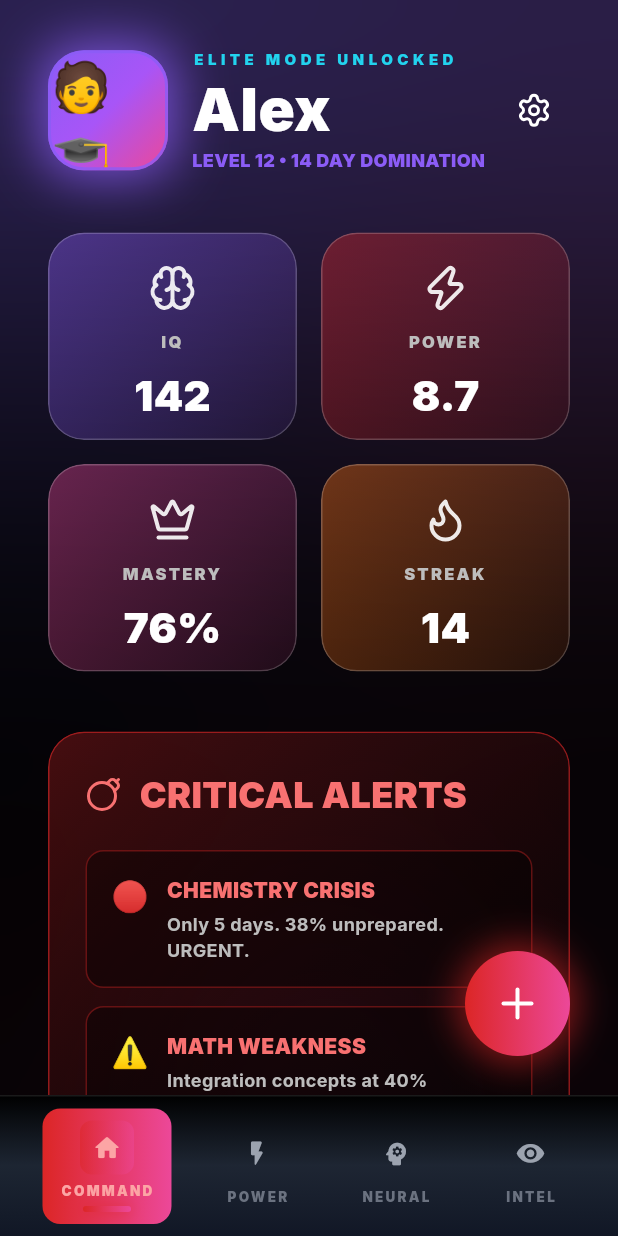
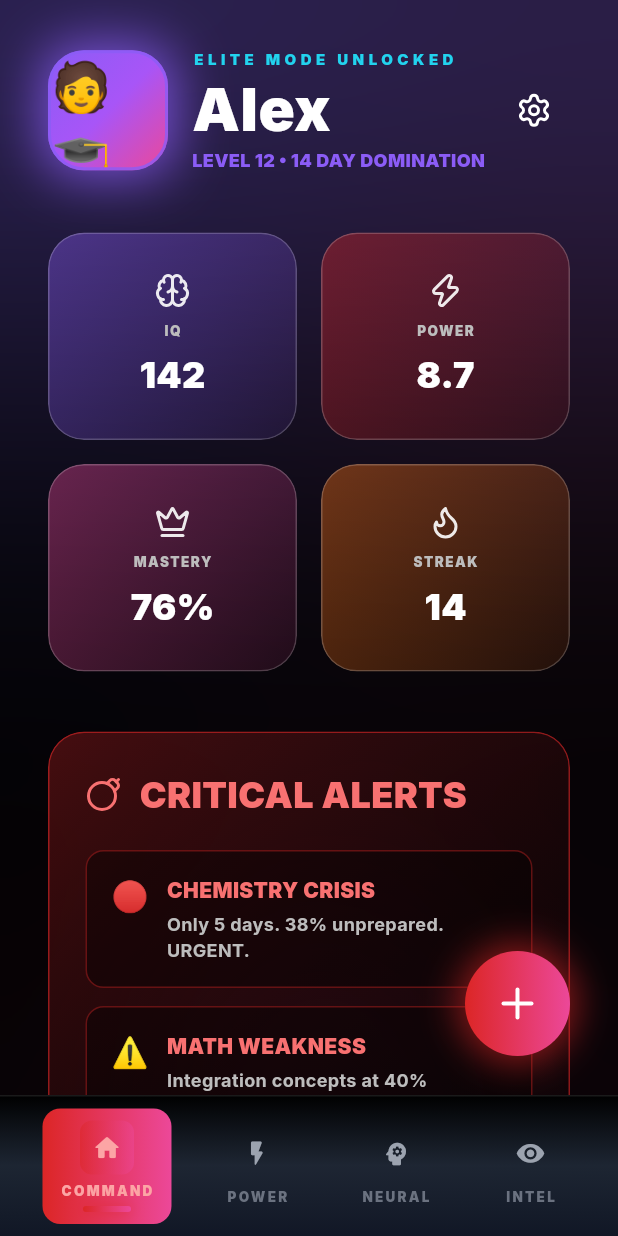
Before and after one commit to stossthegreat/cerabellumos, a Flutter app: the screen it shows after launch, after a tap on "CONTINUE", after a tap on "SKIP", on a phone screen of 412 x 824 dp. Run offline on Flutter 3.47's test engine with Material 3 defaults, Android fonts, the phone set to English and light mode, and no system bars; our stand-ins replace flutter_animate, google_fonts, lucide_icons, shared_preferences.

Commit message:
Fix all UI issues across tabs
FIXES:
1. Power stat cards on home tab:
   - Reduced padding from 20 to 16
   - Shrunk icon from 32 to 24
   - Reduced label font from 11 to 9
   - Reduced value font from 28 to 24
   - Reduced all spacing (12->8, 8->6)
   - Added FittedBox to label for better scaling

2. Create habit dialog:
   - Added maxHeight constraint (700px)
   - Wrapped form in SingleChildScrollView
   - Now fully scrollable - can reach complete button

3. Power tab - MAJOR REDESIGN:
   - Changed from 2x2 grid to 4 full-width rectangle cards
   - Each card is 140px tall, one per row
   - Beautiful long descriptions for each tool
   - Emoji + icon in left container (80x80)
   - Shimmer animation on hover
   - Chevron arrow on right
   - Removed duplicate photo scanner card
   - Features:
     * AI Scanner: Camera scanning with instant solutions
     * Flashcard Turbo: Swipe cards with spaced repetition
     * Video Mastery: Upload videos for AI extraction
     * Deep Dive: Interactive knowledge trees

4. Neural tab send button:
   - Added TextEditingController
   - Send button now functional (shows snackbar)
   - Can also submit with Enter key
   - Clears input after sending
   - Shows sent message in snackbar

```diff
--- a/lib/tabs/canvas_tab.dart
+++ b/lib/tabs/canvas_tab.dart
@@ -16,6 +16,13 @@ class CanvasTab extends StatefulWidget {
 
 class _CanvasTabState extends State<CanvasTab> {
   bool _sidebarOpen = false;
+  final TextEditingController _inputController = TextEditingController();
+
+  @override
+  void dispose() {
+    _inputController.dispose();
+    super.dispose();
+  }
 
   @override
   Widget build(BuildContext context) {
@@ -512,6 +519,7 @@ class _CanvasTabState extends State<CanvasTab> {
             const SizedBox(width: 12),
             Expanded(
               child: TextField(
+                controller: _inputController,
                 style: const TextStyle(
                   color: Colors.white,
                   fontWeight: FontWeight.w700,
@@ -548,12 +556,32 @@ class _CanvasTabState extends State<CanvasTab> {
                   ),
                   contentPadding: const EdgeInsets.symmetric(horizontal: 20, vertical: 16),
                 ),
+                onSubmitted: (value) {
+                  if (value.trim().isNotEmpty) {
+                    ScaffoldMessenger.of(context).showSnackBar(
+                      SnackBar(
+                        content: Text('Sent: $value'),
+                        backgroundColor: const Color(0xFF8B5CF6),
+                      ),
+                    );
+                    _inputController.clear();
+                  }
+                },
               ),
             ),
             const SizedBox(width: 12),
             GestureDetector(
               onTap: () {
-                // TODO: Implement send
+                final text = _inputController.text.trim();
+                if (text.isNotEmpty) {
+                  ScaffoldMessenger.of(context).showSnackBar(
+                    SnackBar(
+                      content: Text('Sent: $text'),
+                      backgroundColor: const Color(0xFF8B5CF6),
+                    ),
+                  );
+                  _inputController.clear();
+                }
               },
               child: Container(
                 padding: const EdgeInsets.all(12),
--- a/lib/tabs/study_tab.dart
+++ b/lib/tabs/study_tab.dart
@@ -38,9 +38,7 @@ class StudyTab extends StatelessWidget {
                   children: [
                     _buildHeader(context),
                     const SizedBox(height: 40),
-                    _buildPowerToolsGrid(context),
-                    const SizedBox(height: 32),
-                    _buildInstantPhotoSolve(context),
+                    _buildPowerToolsList(context),
                     const SizedBox(height: 100),
                   ],
                 ),
@@ -96,53 +94,50 @@ class StudyTab extends StatelessWidget {
     );
   }
 
-  Widget _buildPowerToolsGrid(BuildContext context) {
+  Widget _buildPowerToolsList(BuildContext context) {
     final tools = [
       {
         'name': 'AI SCANNER',
-        'desc': 'INSTANT ANSWERS',
+        'desc': 'Point your camera at any problem and get instant step-by-step solutions powered by elite AI',
         'icon': LucideIcons.scanLine,
         'colors': [const Color(0xFF8B5CF6), const Color(0xFF6D28D9)],
         'screen': const AIScannerScreen(),
+        'emoji': '📸',
       },
       {
         'name': 'FLASHCARD TURBO',
-        'desc': 'RAPID MEMORIZE',
+        'desc': 'Swipe through smart flashcards with spaced repetition - master anything 10x faster',
         'icon': LucideIcons.layers,
         'colors': [const Color(0xFFF59E0B), const Color(0xFFD97706)],
         'screen': const FlashcardTurboScreen(),
+        'emoji': '🃏',
       },
       {
         'name': 'VIDEO MASTERY',
-        'desc': 'WATCH & ABSORB',
+        'desc': 'Upload any video and AI extracts key concepts, timestamps, and generates instant quizzes',
         'icon': LucideIcons.video,
         'colors': [const Color(0xFFEC4899), const Color(0xFFBE185D)],
         'screen': const VideoMasteryScreen(),
+        'emoji': '🎥',
       },
       {
         'name': 'DEEP DIVE',
-        'desc': 'CONCEPT UNLOCK',
+        'desc': 'Unlock any concept with interactive knowledge trees - learn everything from first principles',
         'icon': LucideIcons.lightbulb,
         'colors': [const Color(0xFF06B6D4), const Color(0xFF0284C7)],
         'screen': const DeepDiveScreen(),
+        'emoji': '💡',
       },
     ];
 
-    return GridView.builder(
-      shrinkWrap: true,
-      physics: const NeverScrollableScrollPhysics(),
-      gridDelegate: const SliverGridDelegateWithFixedCrossAxisCount(
-        crossAxisCount: 2,
-        crossAxisSpacing: 16,
-        mainAxisSpacing: 16,
-        childAspectRatio: 1.1,
-      ),
-      itemCount: tools.length,
-      itemBuilder: (context, index) {
-        final tool = tools[index];
-        return _PowerToolCard(
+    return Column(
+      children: tools.map((tool) {
+        return Padding(
+          padding: const EdgeInsets.only(bottom: 20),
+          child: _PowerToolCard(
             name: tool['name'] as String,
             description: tool['desc'] as String,
+            emoji: tool['emoji'] as String,
             icon: tool['icon'] as IconData,
             gradientColors: tool['colors'] as List<Color>,
             onTap: () {
@@ -152,69 +147,9 @@ class StudyTab extends StatelessWidget {
                 ),
               );
             },
-        );
-      },
-    );
-  }
-
-  Widget _buildInstantPhotoSolve(BuildContext context) {
-    return GlassmorphicCard(
-      padding: const EdgeInsets.all(32),
-      borderColor: const Color(0xFF8B5CF6).withOpacity(0.5),
-      gradientColors: [
-        const Color(0xFF8B5CF6).withOpacity(0.4),
-        const Color(0xFF6D28D9).withOpacity(0.4),
-      ],
-      child: Column(
-        crossAxisAlignment: CrossAxisAlignment.start,
-        children: [
-          const Row(
-            children: [
-              Icon(
-                LucideIcons.camera,
-                color: Colors.white,
-                size: 32,
-              ),
-              SizedBox(width: 16),
-              Text(
-                'INSTANT PHOTO SOLVE',
-                style: TextStyle(
-                  fontSize: 24,
-                  fontWeight: FontWeight.w900,
-                  color: Colors.white,
-                ),
-              ),
-            ],
-          ),
-          const SizedBox(height: 16),
-          Text(
-            'POINT & DOMINATE - Get AI solutions instantly',
-            style: TextStyle(
-              color: Colors.white.withOpacity(0.8),
-              fontSize: 15,
-              fontWeight: FontWeight.w700,
-            ),
-            maxLines: 2,
-            overflow: TextOverflow.ellipsis,
-          ),
-          const SizedBox(height: 24),
-          GradientButton(
-            text: '📷 ACTIVATE CAMERA',
-            onPressed: () {
-              Navigator.of(context).push(
-                MaterialPageRoute(
-                  builder: (_) => const AIScannerScreen(),
           ),
         );
-            },
-            gradientColors: const [Color(0xFF8B5CF6), Color(0xFF6D28D9)],
-            width: double.infinity,
-            height: 60,
-            borderRadius: 16,
-            shadowColor: const Color(0xFF8B5CF6),
-          ),
-        ],
-      ),
+      }).toList(),
     );
   }
 }
@@ -222,6 +157,7 @@ class StudyTab extends StatelessWidget {
 class _PowerToolCard extends StatefulWidget {
   final String name;
   final String description;
+  final String emoji;
   final IconData icon;
   final List<Color> gradientColors;
   final VoidCallback onTap;
@@ -229,6 +165,7 @@ class _PowerToolCard extends StatefulWidget {
   const _PowerToolCard({
     required this.name,
     required this.description,
+    required this.emoji,
     required this.icon,
     required this.gradientColors,
     required this.onTap,
@@ -238,8 +175,24 @@ class _PowerToolCard extends StatefulWidget {
   State<_PowerToolCard> createState() => _PowerToolCardState();
 }
 
-class _PowerToolCardState extends State<_PowerToolCard> {
+class _PowerToolCardState extends State<_PowerToolCard> with SingleTickerProviderStateMixin {
   bool _isHovered = false;
+  late AnimationController _shimmerController;
+
+  @override
+  void initState() {
+    super.initState();
+    _shimmerController = AnimationController(
+      vsync: this,
+      duration: const Duration(milliseconds: 2000),
+    )..repeat();
+  }
+
+  @override
+  void dispose() {
+    _shimmerController.dispose();
+    super.dispose();
+  }
 
   @override
   Widget build(BuildContext context) {
@@ -249,9 +202,10 @@ class _PowerToolCardState extends State<_PowerToolCard> {
       onTapUp: (_) => setState(() => _isHovered = false),
       onTapCancel: () => setState(() => _isHovered = false),
       child: AnimatedScale(
-        scale: _isHovered ? 1.05 : 1.0,
-        duration: const Duration(milliseconds: 150),
+        scale: _isHovered ? 1.02 : 1.0,
+        duration: const Duration(milliseconds: 200),
         child: Container(
+          height: 140,
           decoration: BoxDecoration(
             borderRadius: BorderRadius.circular(24),
             gradient: LinearGradient(
@@ -265,54 +219,115 @@ class _PowerToolCardState extends State<_PowerToolCard> {
             ),
             boxShadow: [
               BoxShadow(
-                color: widget.gradientColors.first.withOpacity(0.3),
-                blurRadius: 20,
-                offset: const Offset(0, 10),
+                color: widget.gradientColors.first.withOpacity(0.4),
+                blurRadius: 24,
+                offset: const Offset(0, 12),
               ),
             ],
           ),
-          child: Padding(
-            padding: const EdgeInsets.all(20),
+          child: Stack(
+            children: [
+              // Shimmer effect
+              if (_isHovered)
+                Positioned.fill(
+                  child: AnimatedBuilder(
+                    animation: _shimmerController,
+                    builder: (context, child) {
+                      return Container(
+                        decoration: BoxDecoration(
+                          borderRadius: BorderRadius.circular(24),
+                          gradient: LinearGradient(
+                            begin: Alignment.topLeft,
+                            end: Alignment.bottomRight,
+                            colors: [
+                              Colors.white.withOpacity(0),
+                              Colors.white.withOpacity(0.1 * _shimmerController.value),
+                              Colors.white.withOpacity(0),
+                            ],
+                            stops: const [0.0, 0.5, 1.0],
+                          ),
+                        ),
+                      );
+                    },
+                  ),
+                ),
+
+              // Content
+              Padding(
+                padding: const EdgeInsets.all(24),
+                child: Row(
+                  children: [
+                    // Emoji + Icon
+                    Container(
+                      width: 80,
+                      height: 80,
+                      decoration: BoxDecoration(
+                        color: Colors.white.withOpacity(0.15),
+                        borderRadius: BorderRadius.circular(20),
+                        border: Border.all(
+                          color: Colors.white.withOpacity(0.3),
+                          width: 2,
+                        ),
+                      ),
                       child: Column(
-              mainAxisAlignment: MainAxisAlignment.spaceBetween,
-              crossAxisAlignment: CrossAxisAlignment.start,
+                        mainAxisAlignment: MainAxisAlignment.center,
                         children: [
+                          Text(
+                            widget.emoji,
+                            style: const TextStyle(fontSize: 32),
+                          ),
+                          const SizedBox(height: 4),
                           Icon(
                             widget.icon,
-                  color: Colors.white,
-                  size: 36,
+                            color: Colors.white.withOpacity(0.6),
+                            size: 16,
                           ),
-                Column(
+                        ],
+                      ),
+                    ),
+                    const SizedBox(width: 20),
+
+                    // Text Content
+                    Expanded(
+                      child: Column(
                         crossAxisAlignment: CrossAxisAlignment.start,
+                        mainAxisAlignment: MainAxisAlignment.center,
                         children: [
-                    FittedBox(
-                      fit: BoxFit.scaleDown,
-                      child: Text(
+                          Text(
                             widget.name,
                             style: const TextStyle(
                               fontWeight: FontWeight.w900,
                               color: Colors.white,
-                          fontSize: 15,
+                              fontSize: 18,
                               letterSpacing: 0.5,
                             ),
                           ),
-                    ),
-                    const SizedBox(height: 4),
-                    FittedBox(
-                      fit: BoxFit.scaleDown,
-                      child: Text(
+                          const SizedBox(height: 8),
+                          Text(
                             widget.description,
                             style: TextStyle(
-                          color: Colors.white.withOpacity(0.8),
-                          fontSize: 11,
-                          fontWeight: FontWeight.w900,
+                              color: Colors.white.withOpacity(0.9),
+                              fontSize: 13,
+                              fontWeight: FontWeight.w600,
+                              height: 1.4,
                             ),
+                            maxLines: 3,
+                            overflow: TextOverflow.ellipsis,
+                          ),
+                        ],
+                      ),
+                    ),
+
+                    // Arrow
+                    Icon(
+                      LucideIcons.chevronRight,
+                      color: Colors.white.withOpacity(0.6),
+                      size: 28,
+                    ),
+                  ],
                 ),
               ),
             ],
-                ),
-              ],
-            ),
           ),
         ),
       ),
--- a/lib/widgets/add_target_dialog.dart
+++ b/lib/widgets/add_target_dialog.dart
@@ -112,7 +112,7 @@ class _AddTargetDialogState extends State<AddTargetDialog> {
       child: BackdropFilter(
         filter: ImageFilter.blur(sigmaX: 10, sigmaY: 10),
         child: Container(
-          constraints: const BoxConstraints(maxWidth: 500),
+          constraints: const BoxConstraints(maxWidth: 500, maxHeight: 700),
           decoration: BoxDecoration(
             borderRadius: BorderRadius.circular(24),
             gradient: LinearGradient(
@@ -130,10 +130,11 @@ class _AddTargetDialogState extends State<AddTargetDialog> {
             borderColor: Colors.white.withOpacity(0.3),
             child: Form(
               key: _formKey,
-              child: Column(
-                mainAxisSize: MainAxisSize.min,
-                crossAxisAlignment: CrossAxisAlignment.start,
-                children: [
+              child: SingleChildScrollView(
+                child: Column(
+                  mainAxisSize: MainAxisSize.min,
+                  crossAxisAlignment: CrossAxisAlignment.start,
+                  children: [
                   const Text(
                     'CREATE STUDY TARGET',
                     style: TextStyle(
--- a/lib/widgets/power_stat_card.dart
+++ b/lib/widgets/power_stat_card.dart
@@ -32,7 +32,7 @@ class _PowerStatCardState extends State<PowerStatCard> {
         scale: _isHovered ? 1.1 : 1.0,
         duration: const Duration(milliseconds: 200),
         child: GlassmorphicCard(
-          padding: const EdgeInsets.all(20),
+          padding: const EdgeInsets.all(16),
           borderColor: Colors.white.withOpacity(0.2),
           gradientColors: [
             widget.color.withOpacity(0.4),
@@ -45,26 +45,29 @@ class _PowerStatCardState extends State<PowerStatCard> {
               Icon(
                 widget.icon,
                 color: Colors.white.withOpacity(0.9),
-                size: 32,
-              ),
-              const SizedBox(height: 12),
-              Text(
-                widget.label,
-                style: TextStyle(
-                  fontSize: 11,
-                  color: Colors.grey.shade400,
-                  fontWeight: FontWeight.w900,
-                  letterSpacing: 1.5,
-                ),
-                textAlign: TextAlign.center,
+                size: 24,
               ),
               const SizedBox(height: 8),
               FittedBox(
                 fit: BoxFit.scaleDown,
                 child: Text(
+                  widget.label,
+                  style: TextStyle(
+                    fontSize: 9,
+                    color: Colors.grey.shade400,
+                    fontWeight: FontWeight.w900,
+                    letterSpacing: 1,
+                  ),
+                  textAlign: TextAlign.center,
+                ),
+              ),
+              const SizedBox(height: 6),
+              FittedBox(
+                fit: BoxFit.scaleDown,
+                child: Text(
                   widget.value,
                   style: const TextStyle(
-                    fontSize: 28,
+                    fontSize: 24,
                     fontWeight: FontWeight.w900,
                     color: Colors.white,
                   ),
```
Lines whose indentation alone changed are shown as unchanged.
